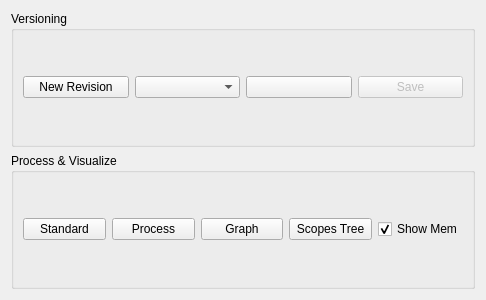
Qt form POGADE/pogadesourcecodeeditor.ui (polca-project/polca-toolbox) before a commit.
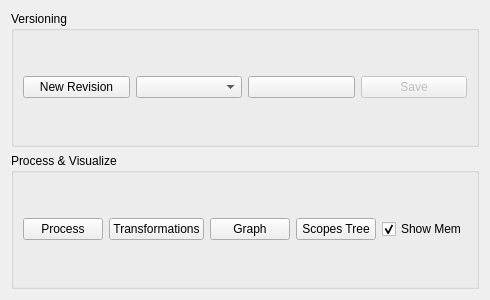
The same form after that commit. Icons and pictures are not drawn.

The edit to the form file:
```diff
--- a/POGADE/pogadesourcecodeeditor.ui
+++ b/POGADE/pogadesourcecodeeditor.ui
@@ -83,13 +83,6 @@
       <string>Process &amp;&amp; Visualize</string>
      </property>
      <layout class="QHBoxLayout" name="horizontalLayout_3">
-      <item>
-       <widget class="QPushButton" name="buttonMakeStandard">
-        <property name="text">
-         <string>Standard</string>
-        </property>
-       </widget>
-      </item>
       <item>
        <widget class="QPushButton" name="buttonProcess">
         <property name="text">
@@ -101,6 +94,13 @@
         </property>
        </widget>
       </item>
+      <item>
+       <widget class="QPushButton" name="buttonTransformations">
+        <property name="text">
+         <string>Transformations</string>
+        </property>
+       </widget>
+      </item>
       <item>
        <widget class="QPushButton" name="buttonViewGraph">
         <property name="text">
```
Left out of the diff: 6 changed lines with no effect on the pictures.
